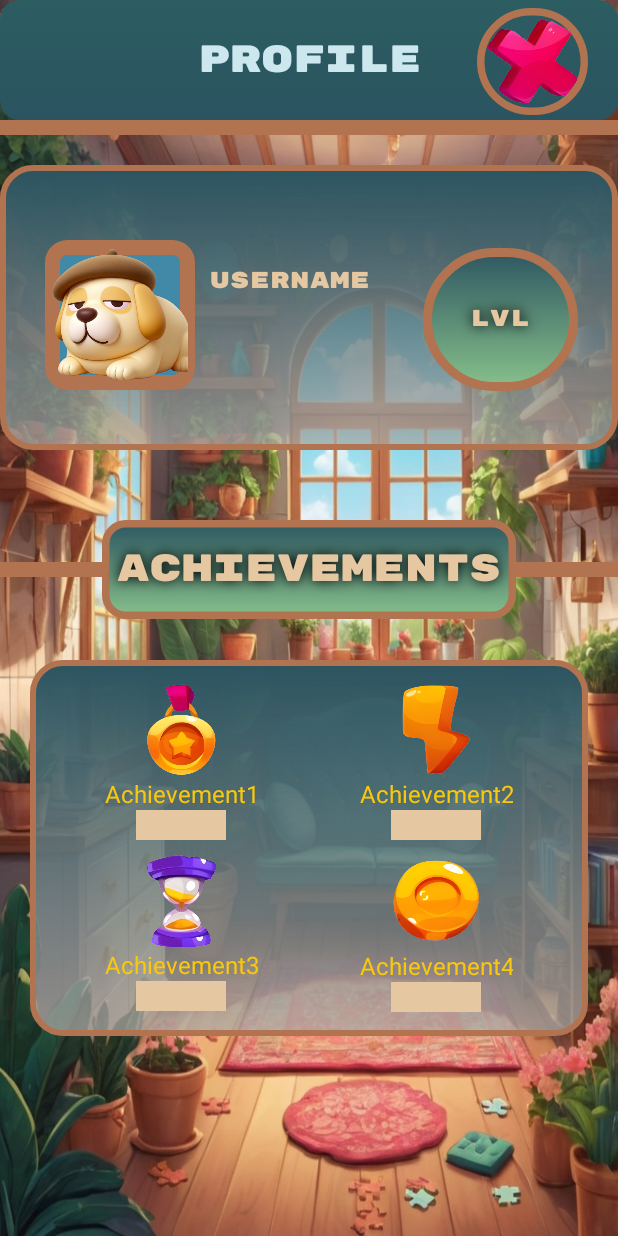
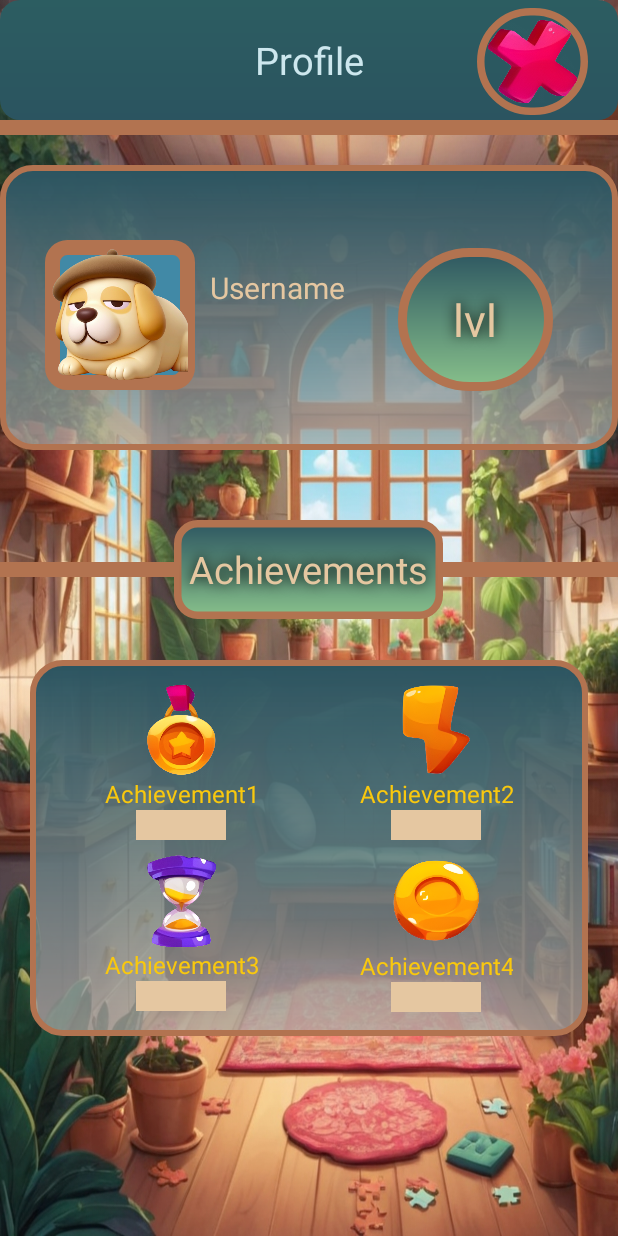
Before and after one commit to joanaxyz098/MatchItMania, an Android app: the ProfileActivity screen opened directly, with no data from a screen before it, on a phone screen of 412 x 824 dp. Run offline under Robolectric (Android 15) with nearby library versions, the phone set to English and light mode, and no system bars; Roboto replaces fonts that are not available here.

Commit message:
Initial Commit

```diff
--- a/app/src/main/res/layout/activity_home.xml
+++ b/app/src/main/res/layout/activity_home.xml
@@ -50,7 +50,7 @@
         android:textAlignment="center"
         app:backColor="@color/MYellow"
         app:cornerRadius="50dp"
-        app:fontFamily="@font/rubik_mono_one"
+        app:fontFamily="@font/poppins_thin"
         app:fontWeight="1"
         app:shadowColor="@color/MPink"
         app:shadowRadius="20dp"
--- a/app/src/main/res/layout/activity_profile.xml
+++ b/app/src/main/res/layout/activity_profile.xml
@@ -22,7 +22,6 @@
             android:textColor="@color/MWhite"
             android:textSize="25sp"
             android:gravity="center"
-            android:fontFamily="@font/rubik_mono_one"
             app:gradientDirection="topToBottom"
             app:startColor="@color/MGreen"
             app:endColor="@color/MBluishGreen"
@@ -73,11 +72,10 @@
             android:layout_height="wrap_content"
             android:layout_marginStart="10dp"
             android:layout_marginTop="30dp"
-            android:fontFamily="@font/rubik_mono_one"
             android:gravity="center"
             android:text="@string/username"
             android:textColor="@color/MBWhite"
-            android:textSize="15sp"
+            android:textSize="20sp"
             app:endColor="@color/transparent"
             app:startColor="@color/transparent"/>
 
@@ -86,11 +84,10 @@
             android:layout_height="95dp"
             android:layout_marginStart="35dp"
             android:layout_marginTop="55dp"
-            android:fontFamily="@font/rubik_mono_one"
             android:gravity="center"
             android:text="@string/lvl"
             android:textColor="@color/MBWhite"
-            android:textSize="15sp"
+            android:textSize="30sp"
             android:shadowColor="@color/black"
             android:shadowRadius="10"
             app:cornerRadius="300dp"
@@ -115,7 +112,6 @@
             android:layout_width="wrap_content"
             android:layout_height="66dp"
             android:layout_gravity="center"
-            android:fontFamily="@font/rubik_mono_one"
             android:padding="10dp"
             android:shadowColor="@color/black"
             android:shadowRadius="10"
--- a/app/src/main/res/layout/activity_settings.xml
+++ b/app/src/main/res/layout/activity_settings.xml
@@ -29,7 +29,6 @@
                 android:layout_width="170dp"
                 android:layout_height="wrap_content"
                 android:layout_marginBottom="20dp"
-                android:fontFamily="@font/rubik_mono_one"
                 android:scaleX="1.5"
                 android:scaleY="1.5"
                 android:text="@string/music"
@@ -41,7 +40,6 @@
                 android:layout_width="170dp"
                 android:layout_height="wrap_content"
                 android:layout_marginBottom="20dp"
-                android:fontFamily="@font/rubik_mono_one"
                 android:scaleX="1.5"
                 android:scaleY="1.5"
                 android:text="@string/sound"
@@ -53,7 +51,6 @@
                 android:layout_width="170dp"
                 android:layout_height="wrap_content"
                 android:layout_marginBottom="50dp"
-                android:fontFamily="@font/rubik_mono_one"
                 android:scaleX="1.5"
                 android:scaleY="1.5"
                 android:text="@string/vibration"
@@ -68,7 +65,6 @@
                 android:textAlignment="center"
                 app:backColor="@color/MLightGreen"
                 app:cornerRadius="50dp"
-                app:fontFamily="@font/rubik_mono_one"
                 app:fontWeight="1"
                 app:shadowColor="@color/MBluishGreen"
                 app:shadowRadius="10dp"
@@ -89,7 +85,6 @@
             android:textColor="@color/MWhite"
             android:textSize="25sp"
             android:gravity="center"
-            android:fontFamily="@font/rubik_mono_one"
             app:startColor="@color/MLightGreen"
             app:endColor="@color/MBluishGreen"
             app:cornerRadius="20dp"
--- a/app/src/main/res/values/strings.xml
+++ b/app/src/main/res/values/strings.xml
@@ -4,7 +4,7 @@
     <string name="profile_button">Profile</string>
     <string name="settings_button">Settings</string>
     <string name="home_button">Home</string>
-    <string name="settings">SETTINGS</string>
+    <string name="settings">Settings</string>
     <string name="music">Music</string>
     <string name="sound">Sound</string>
     <string name="vibration">Vibration</string>
```
Also changed, not shown: app/src/main/res/layout/activity_login.xml (+4 -4 lines), app/src/main/res/font/poppins.ttf (added).
